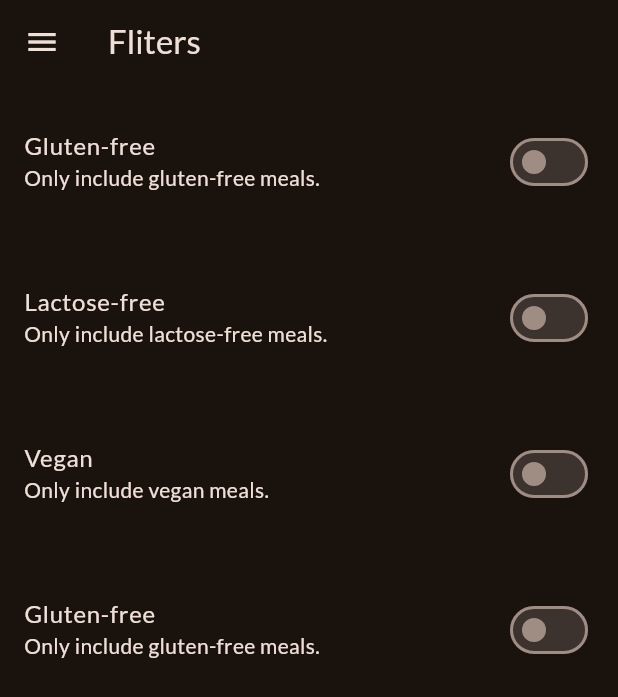
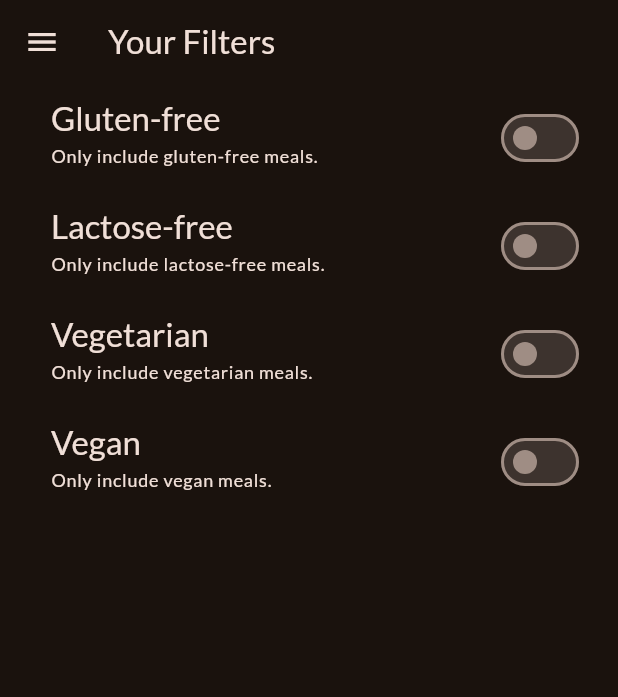
Before and after one commit to vedantheda/meals_app, a Flutter app: the FiltersScreen screen opened directly with empty values, on a phone screen of 412 x 824 dp. Shown: the top 697 px of the screen. Run offline on Flutter 3.47's test engine with Material 2 defaults, Android fonts, the phone set to English and light mode, and no system bars; our stand-ins replace google_fonts, transparent_image; statements that could not run were skipped.

Commit message:
fixed filters section

```diff
--- a/lib/screens/filters.dart
+++ b/lib/screens/filters.dart
@@ -5,8 +5,8 @@ import 'package:meals_app/widgets/main_drawer.dart';
 enum Filter {
   glutenFree,
   lactoseFree,
+  vegetarian,
   vegan,
-  vegetarian,
 }
 
 class FiltersScreen extends StatefulWidget {
@@ -15,137 +15,143 @@ class FiltersScreen extends StatefulWidget {
   final Map<Filter, bool> currentFilters;
 
   @override
-  State<FiltersScreen> createState() => _FiltersScreenState();
+  State<FiltersScreen> createState() {
+    return _FiltersScreenState();
+  }
 }
 
 class _FiltersScreenState extends State<FiltersScreen> {
-  var glutenFreeFilterSet = false;
-  var veganFilterSet = false;
-  var vegetarianFilterSet = false;
-  var lactoseFreeFilterSet = false;
+  var _glutenFreeFilterSet = false;
+  var _lactoseFreeFilterSet = false;
+  var _vegetarianFilterSet = false;
+  var _veganFilterSet = false;
 
   @override
   void initState() {
     super.initState();
-    glutenFreeFilterSet = widget.currentFilters[Filter.glutenFree]!;
-    veganFilterSet = widget.currentFilters[Filter.vegan]!;
-    vegetarianFilterSet = widget.currentFilters[Filter.vegetarian]!;
-    lactoseFreeFilterSet = widget.currentFilters[Filter.lactoseFree]!;
+    _glutenFreeFilterSet = widget.currentFilters[Filter.glutenFree]!;
+    _lactoseFreeFilterSet = widget.currentFilters[Filter.lactoseFree]!;
+    _vegetarianFilterSet = widget.currentFilters[Filter.vegetarian]!;
+    _veganFilterSet = widget.currentFilters[Filter.vegan]!;
   }
 
   @override
   Widget build(BuildContext context) {
     return Scaffold(
       appBar: AppBar(
-        title: const Text('Fliters'),
+        title: const Text('Your Filters'),
       ),
-      drawer: MainDrawer(onSelectScreen: (identifier) {
-        Navigator.pop(context);
+      drawer: MainDrawer(
+        onSelectScreen: (identifier) {
+          Navigator.of(context).pop();
           if (identifier == 'meals') {
             Navigator.of(context).pushReplacement(
               MaterialPageRoute(
-              builder: (builder) {
-                return const TabsScreen();
-              },
+                builder: (ctx) => const TabsScreen(),
               ),
             );
           }
-      }),
+        },
+      ),
       body: WillPopScope(
         onWillPop: () async {
           Navigator.of(context).pop({
-            Filter.glutenFree: glutenFreeFilterSet,
-            Filter.lactoseFree: lactoseFreeFilterSet,
-            Filter.vegan: veganFilterSet,
-            Filter.vegetarian: vegetarianFilterSet,
+            Filter.glutenFree: _glutenFreeFilterSet,
+            Filter.lactoseFree: _lactoseFreeFilterSet,
+            Filter.vegetarian: _vegetarianFilterSet,
+            Filter.vegan: _veganFilterSet,
           });
           return false;
         },
         child: Column(
           children: [
             SwitchListTile(
-              value: glutenFreeFilterSet,
+              value: _glutenFreeFilterSet,
               onChanged: (isChecked) {
                 setState(() {
-                  glutenFreeFilterSet = isChecked;
+                  _glutenFreeFilterSet = isChecked;
                 });
               },
               title: Text(
                 'Gluten-free',
-                style: TextStyle(
+                style: Theme.of(context).textTheme.titleLarge!.copyWith(
                       color: Theme.of(context).colorScheme.onBackground,
                     ),
               ),
               subtitle: Text(
                 'Only include gluten-free meals.',
-                style: TextStyle(
-                    color: Theme.of(context).colorScheme.onBackground),
+                style: Theme.of(context).textTheme.labelMedium!.copyWith(
+                      color: Theme.of(context).colorScheme.onBackground,
+                    ),
               ),
               activeColor: Theme.of(context).colorScheme.tertiary,
-              contentPadding: const EdgeInsets.all(16),
+              contentPadding: const EdgeInsets.only(left: 34, right: 22),
             ),
             SwitchListTile(
-              value: lactoseFreeFilterSet,
+              value: _lactoseFreeFilterSet,
               onChanged: (isChecked) {
                 setState(() {
-                  lactoseFreeFilterSet = isChecked;
+                  _lactoseFreeFilterSet = isChecked;
                 });
               },
               title: Text(
                 'Lactose-free',
-                style: TextStyle(
+                style: Theme.of(context).textTheme.titleLarge!.copyWith(
                       color: Theme.of(context).colorScheme.onBackground,
                     ),
               ),
               subtitle: Text(
                 'Only include lactose-free meals.',
-                style: TextStyle(
-                    color: Theme.of(context).colorScheme.onBackground),
+                style: Theme.of(context).textTheme.labelMedium!.copyWith(
+                      color: Theme.of(context).colorScheme.onBackground,
+                    ),
               ),
               activeColor: Theme.of(context).colorScheme.tertiary,
-              contentPadding: const EdgeInsets.all(16),
+              contentPadding: const EdgeInsets.only(left: 34, right: 22),
             ),
             SwitchListTile(
-              value: veganFilterSet,
+              value: _vegetarianFilterSet,
               onChanged: (isChecked) {
                 setState(() {
-                  veganFilterSet = isChecked;
+                  _vegetarianFilterSet = isChecked;
+                });
+              },
+              title: Text(
+                'Vegetarian',
+                style: Theme.of(context).textTheme.titleLarge!.copyWith(
+                      color: Theme.of(context).colorScheme.onBackground,
+                    ),
+              ),
+              subtitle: Text(
+                'Only include vegetarian meals.',
+                style: Theme.of(context).textTheme.labelMedium!.copyWith(
+                      color: Theme.of(context).colorScheme.onBackground,
+                    ),
+              ),
+              activeColor: Theme.of(context).colorScheme.tertiary,
+              contentPadding: const EdgeInsets.only(left: 34, right: 22),
+            ),
+            SwitchListTile(
+              value: _veganFilterSet,
+              onChanged: (isChecked) {
+                setState(() {
+                  _veganFilterSet = isChecked;
                 });
               },
               title: Text(
                 'Vegan',
-                style: TextStyle(
+                style: Theme.of(context).textTheme.titleLarge!.copyWith(
                       color: Theme.of(context).colorScheme.onBackground,
                     ),
               ),
               subtitle: Text(
                 'Only include vegan meals.',
-                style: TextStyle(
-                    color: Theme.of(context).colorScheme.onBackground),
-              ),
-              activeColor: Theme.of(context).colorScheme.tertiary,
-              contentPadding: const EdgeInsets.all(16),
-            ),
-            SwitchListTile(
-              value: vegetarianFilterSet,
-              onChanged: (isChecked) {
-                setState(() {
-                  vegetarianFilterSet = isChecked;
-                });
-              },
-              title: Text(
-                'Gluten-free',
-                style: TextStyle(
+                style: Theme.of(context).textTheme.labelMedium!.copyWith(
                       color: Theme.of(context).colorScheme.onBackground,
                     ),
               ),
-              subtitle: Text(
-                'Only include gluten-free meals.',
-                style: TextStyle(
-                    color: Theme.of(context).colorScheme.onBackground),
-              ),
               activeColor: Theme.of(context).colorScheme.tertiary,
-              contentPadding: const EdgeInsets.all(16),
+              contentPadding: const EdgeInsets.only(left: 34, right: 22),
             ),
           ],
         ),
```
Lines whose indentation alone changed are shown as unchanged.
